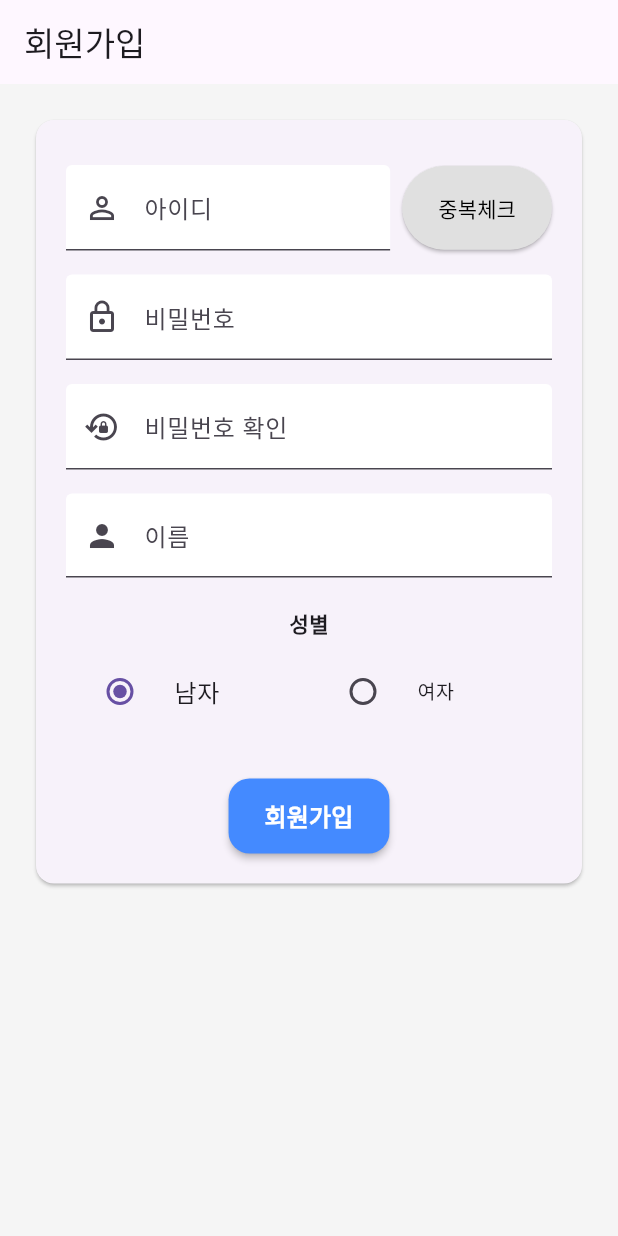
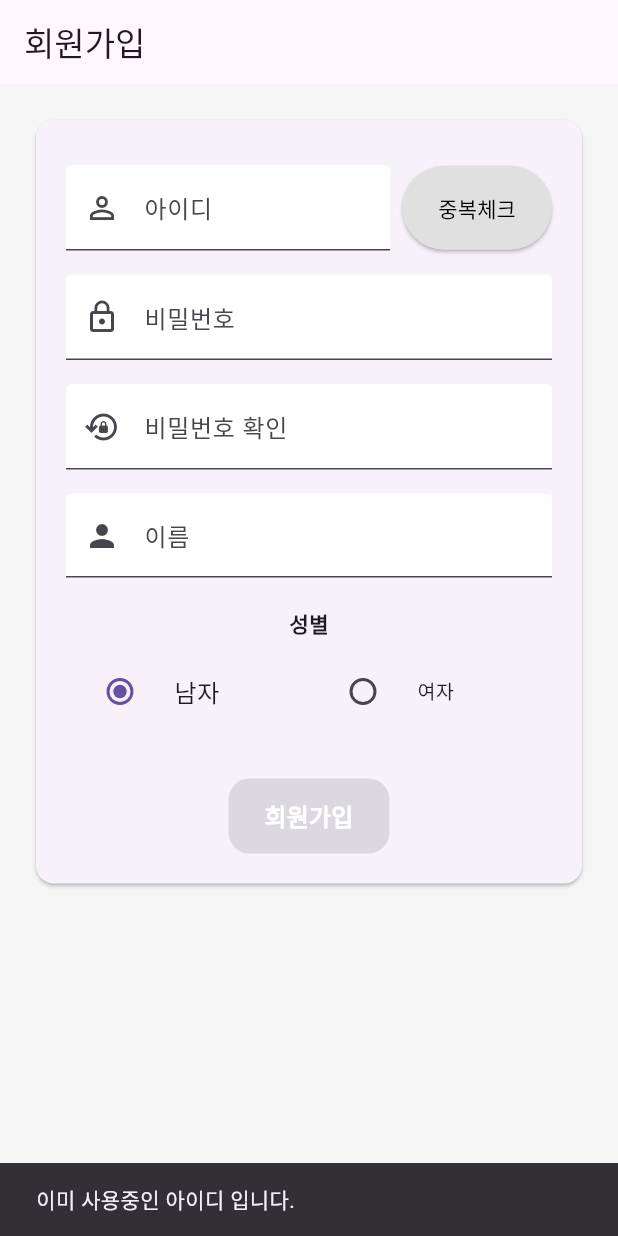
Before and after one commit to ljs1990-tj/flutter_2025127, a Flutter app: the SignUpPage screen opened directly, after a tap on "중복체크", on a phone screen of 412 x 824 dp. Run offline on Flutter 3.47's test engine with Material 3 defaults, Android fonts, the phone set to English and light mode, and no system bars; our stand-ins replace cloud_firestore, firebase_core; accounts and stored records are empty.

Commit message:
2025.12.18 2교시 실습 코드(join)

```diff
--- a/lib/day6/Join.dart
+++ b/lib/day6/Join.dart
@@ -1,6 +1,13 @@
+import 'package:cloud_firestore/cloud_firestore.dart';
+import 'package:firebase_core/firebase_core.dart';
 import 'package:flutter/material.dart';
+import '../firebase_options.dart';
 
 void main() async {
+  WidgetsFlutterBinding.ensureInitialized();
+  await Firebase.initializeApp(
+    options: DefaultFirebaseOptions.currentPlatform, // Firebase 초기화 설정
+  );
   runApp(const MyApp());
 }
 
@@ -23,7 +30,62 @@ class SignUpPage extends StatefulWidget {
 }
 
 class _SignUpPageState extends State<SignUpPage> {
+  final FirebaseFirestore fs = FirebaseFirestore.instance;
+  TextEditingController idCtrl = TextEditingController();
+  TextEditingController pwdCtrl = TextEditingController();
+  TextEditingController pwd2Ctrl = TextEditingController();
+  TextEditingController nameCtrl = TextEditingController();
+  bool joinFlg = false;
   String gender = 'M';
+
+  Future<void> idCheck() async{
+    var checked = await fs.collection("member")
+        .where("memberId", isEqualTo: idCtrl.text).get();
+
+    if(checked.docs.isEmpty){
+      // 중복되지 않았으므로 사용 가능
+      setState(() {
+        joinFlg = true;
+      });
+      ScaffoldMessenger.of(context).showSnackBar(
+          SnackBar(content: Text("사용 가능한 아이디!"))
+      );
+    } else {
+      // 아이디가 db에 있으므로 사용 불가
+      ScaffoldMessenger.of(context).showSnackBar(
+          SnackBar(content: Text("이미 사용중인 아이디 입니다."))
+      );
+    }
+
+  }
+
+  Future<void> join() async {
+
+    if(pwdCtrl.text != pwd2Ctrl.text){
+      ScaffoldMessenger.of(context).showSnackBar(
+          SnackBar(content: Text("비밀번호 서로 다름!"))
+      );
+      return;
+    }
+
+    if(idCtrl.text.isEmpty || pwdCtrl.text.isEmpty || nameCtrl.text.isEmpty){
+      ScaffoldMessenger.of(context).showSnackBar(
+          SnackBar(content: Text("빈 값 있으면 안됨"))
+      );
+      return;
+    }
+
+    await fs.collection("member").add({
+      "memberId" : idCtrl.text,
+      "pwd" : pwdCtrl.text,
+      "name" : nameCtrl.text,
+      "gender" : gender
+    });
+    ScaffoldMessenger.of(context).showSnackBar(
+        SnackBar(content: Text("회원가입 성공!"))
+    );
+    // idCtrl.clear();
+  }
 
   @override
   Widget build(BuildContext context) {
@@ -46,6 +108,8 @@ class _SignUpPageState extends State<SignUpPage> {
                   children: [
                     Expanded(
                       child: TextField(
+                        enabled: !joinFlg,
+                        controller: idCtrl,
                         decoration: InputDecoration(
                           labelText: '아이디',
                           hintText: '아이디를 입력하세요',
@@ -59,7 +123,7 @@ class _SignUpPageState extends State<SignUpPage> {
                     SizedBox(
                       height: 56,
                       child: ElevatedButton(
-                        onPressed: () {},
+                        onPressed: idCheck,
                         style: ElevatedButton.styleFrom(
                           backgroundColor: Colors.grey[300],
                           foregroundColor: Colors.black,
@@ -72,6 +136,7 @@ class _SignUpPageState extends State<SignUpPage> {
                 SizedBox(height: 16),
                 // 비밀번호
                 TextField(
+                  controller: pwdCtrl,
                   obscureText: true,
                   decoration: InputDecoration(
                     labelText: '비밀번호',
@@ -85,6 +150,7 @@ class _SignUpPageState extends State<SignUpPage> {
 
                 // 비밀번호 확인
                 TextField(
+                  controller: pwd2Ctrl,
                   obscureText: true,
                   decoration: InputDecoration(
                     labelText: '비밀번호 확인',
@@ -97,6 +163,7 @@ class _SignUpPageState extends State<SignUpPage> {
                 SizedBox(height: 16),
                 // 이름
                 TextField(
+                  controller: nameCtrl,
                   decoration: InputDecoration(
                     labelText: '이름',
                     hintText: '홍길동',
@@ -149,7 +216,7 @@ class _SignUpPageState extends State<SignUpPage> {
                 SizedBox(
                   height: 50,
                   child: ElevatedButton(
-                    onPressed: () {},
+                    onPressed: joinFlg ? join : null,
                     style: ElevatedButton.styleFrom(
                       backgroundColor: Colors.blueAccent,
                       shape: RoundedRectangleBorder(
```
